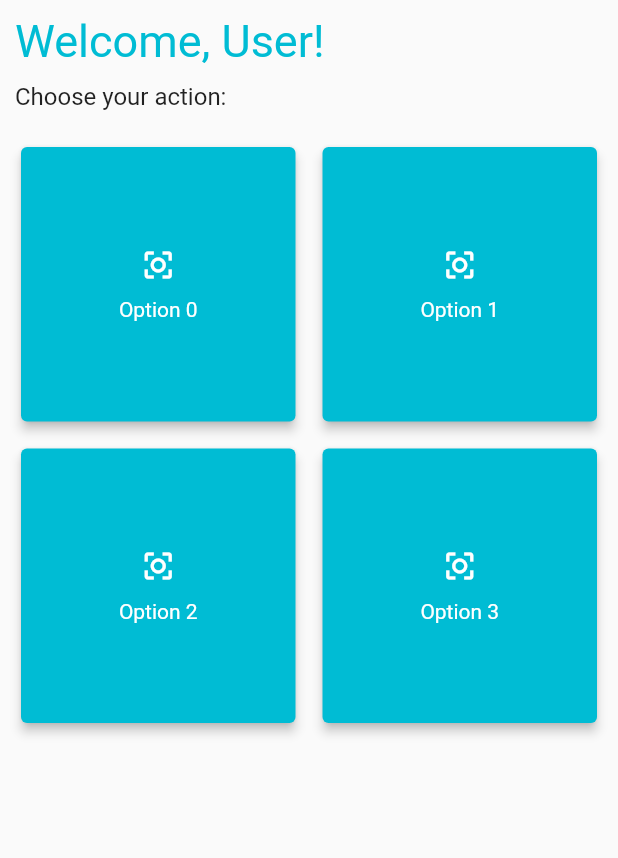
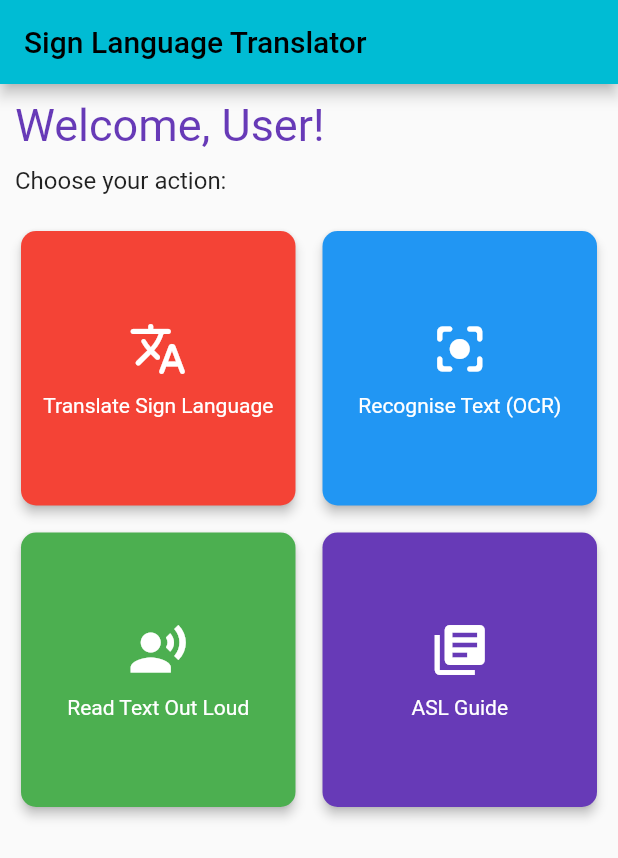
Before and after one commit to Harshit-Sonawala/sign-language-app, a Flutter app: the screen it shows after launch, on a phone screen of 412 x 824 dp. Shown: the top 858 px of the screen. Run offline on Flutter 3.47's test engine with Material 2 defaults, Android fonts, the phone set to English and light mode, and no system bars.

Commit message:
added reusable MainOptionButton

```diff
--- a/lib/HomeScreen.dart
+++ b/lib/HomeScreen.dart
@@ -6,11 +6,40 @@ class HomeScreen extends StatelessWidget {
 
   @override
   Widget build(BuildContext context) {
-    const optionsList = <Map>[];
+    const optionsList = <Map>[
+      {
+        'optionId': 1,
+        'optionTitle': 'Translate Sign Language',
+        'optionIcon': Icons.translate_rounded,
+        'optionColor': Colors.red,
+        'optionNavigate': 'navigate',
+      },
+      {
+        'optionId': 2,
+        'optionTitle': 'Recognise Text (OCR)',
+        'optionIcon': Icons.center_focus_strong_rounded,
+        'optionColor': Colors.blue,
+        'optionNavigate': 'navigate',
+      },
+      {
+        'optionId': 3,
+        'optionTitle': 'Read Text Out Loud',
+        'optionIcon': Icons.record_voice_over,
+        'optionColor': Colors.green,
+        'optionNavigate': 'navigate',
+      },
+      {
+        'optionId': 4,
+        'optionTitle': 'ASL Guide',
+        'optionIcon': Icons.my_library_books,
+        'optionColor': Colors.deepPurple,
+        'optionNavigate': 'navigate',
+      },
+    ];
     return Scaffold(
-      // appBar: AppBar(
-      //   title: const Text('Sign Language Translator'),
-      // ),
+      appBar: AppBar(
+        title: const Text('Sign Language Translator'),
+      ),
       body: Column(
         crossAxisAlignment: CrossAxisAlignment.start,
         children: [
@@ -22,7 +51,7 @@ class HomeScreen extends StatelessWidget {
                 Text(
                   'Welcome, User!',
                   style: TextStyle(
-                    color: Colors.cyan,
+                    color: Colors.deepPurple,
                     fontSize: 30.0,
                   ),
                 ),
@@ -47,11 +76,13 @@ class HomeScreen extends StatelessWidget {
                     mainAxisSpacing: 10.0,
                     crossAxisSpacing: 10.0,
                   ),
-                  itemCount: 4,
+                  itemCount: optionsList.length,
                   itemBuilder: (BuildContext context, int index) {
                     return MainOptionButton(
-                      passedTitle: 'Option $index',
-                    );
+                        passedTitle: optionsList[index]['optionTitle'],
+                        passedIcon: optionsList[index]['optionIcon'],
+                        passedColor: optionsList[index]['optionColor'],
+                        passedNavigate: optionsList[index]['optionNavigate']);
                   }),
             ),
           ),
--- a/lib/reusableWidgets/MainOptionButton.dart
+++ b/lib/reusableWidgets/MainOptionButton.dart
@@ -2,34 +2,46 @@ import 'package:flutter/material.dart';
 
 class MainOptionButton extends StatelessWidget {
   final String passedTitle;
+  final IconData passedIcon;
+  final Color passedColor;
+  final String passedNavigate;
 
-  const MainOptionButton({
-    Key? key,
-    required this.passedTitle,
-  }) : super(key: key);
+  const MainOptionButton(
+      {Key? key,
+      required this.passedTitle,
+      required this.passedIcon,
+      required this.passedColor,
+      required this.passedNavigate})
+      : super(key: key);
 
   @override
   Widget build(BuildContext context) {
     return Card(
-      // borderRadius: BorderRadius.circular(20.0),
+      shape: RoundedRectangleBorder(
+        borderRadius: BorderRadius.circular(10.0),
+      ),
       elevation: 3.0,
-      color: Colors.cyan,
+      color: passedColor,
       child: InkWell(
         onTap: () => {},
         child: Center(
             child: Column(
           mainAxisAlignment: MainAxisAlignment.center,
           children: [
-            const Icon(
-              Icons.center_focus_strong_outlined,
+            Icon(
+              passedIcon,
               color: Colors.white,
+              size: 40,
             ),
             const SizedBox(
               height: 10,
             ),
             Text(
               passedTitle,
-              style: const TextStyle(color: Colors.white),
+              style: const TextStyle(
+                color: Colors.white,
+                fontSize: 14.0,
+              ),
             ),
           ],
         )),
```
